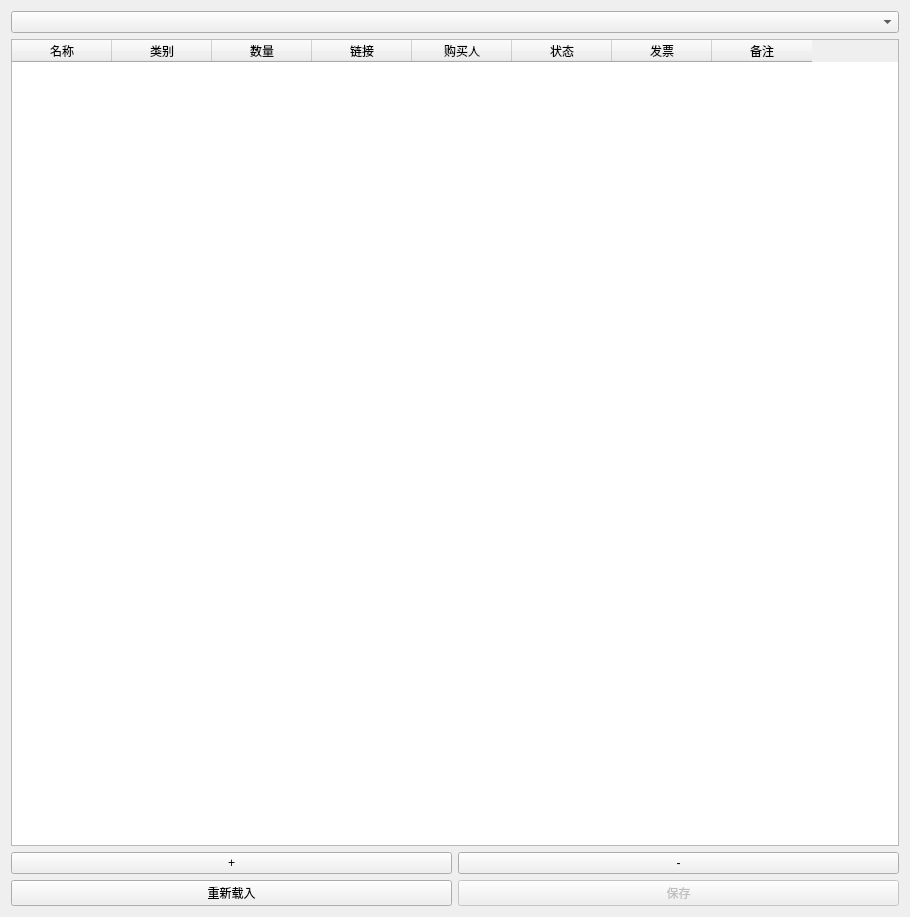
Above: page/historypage.ui from SCUT-RobotIC/RobotICPurchasingSystem before the change. Below: the same form after it.
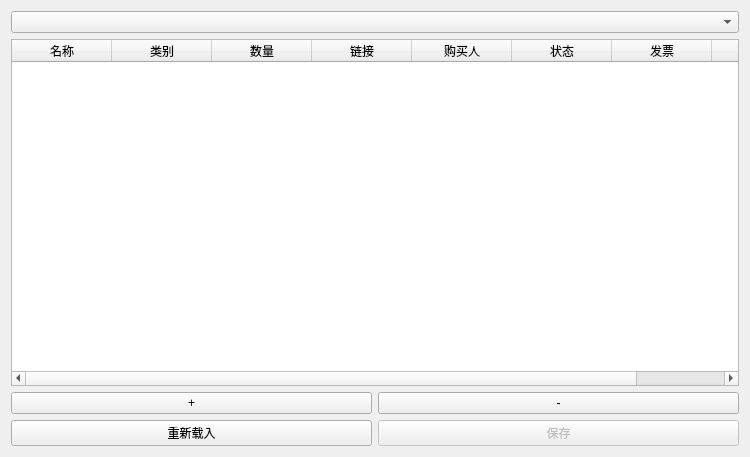
That is the form after the change.

Diff of the .ui file:
```diff
--- a/page/historypage.ui
+++ b/page/historypage.ui
@@ -6,8 +6,8 @@
    <rect>
     <x>0</x>
     <y>0</y>
-    <width>910</width>
-    <height>917</height>
+    <width>750</width>
+    <height>457</height>
    </rect>
   </property>
   <property name="windowTitle">
```
Left out of the diff: 2 changed lines with no effect on the pictures.
